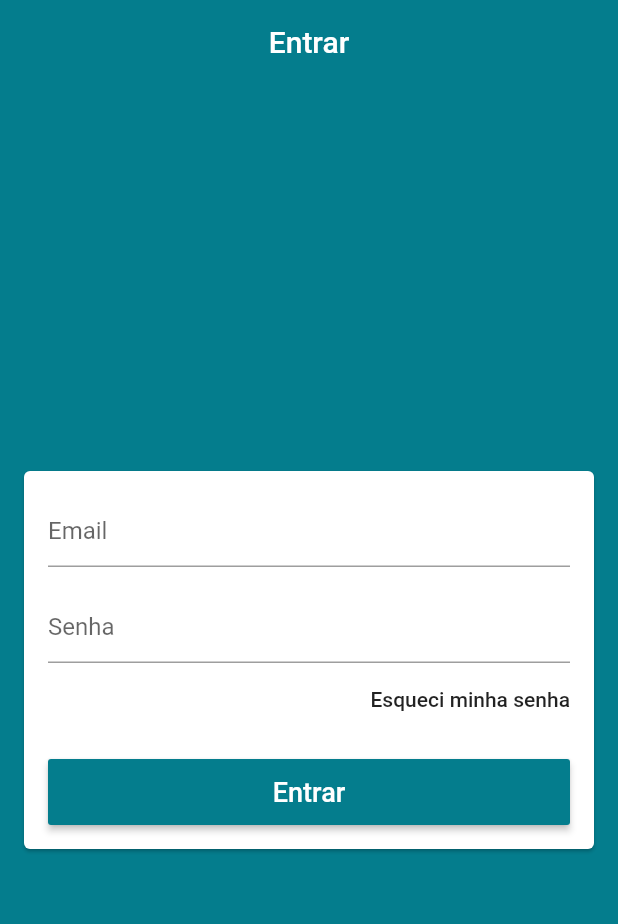
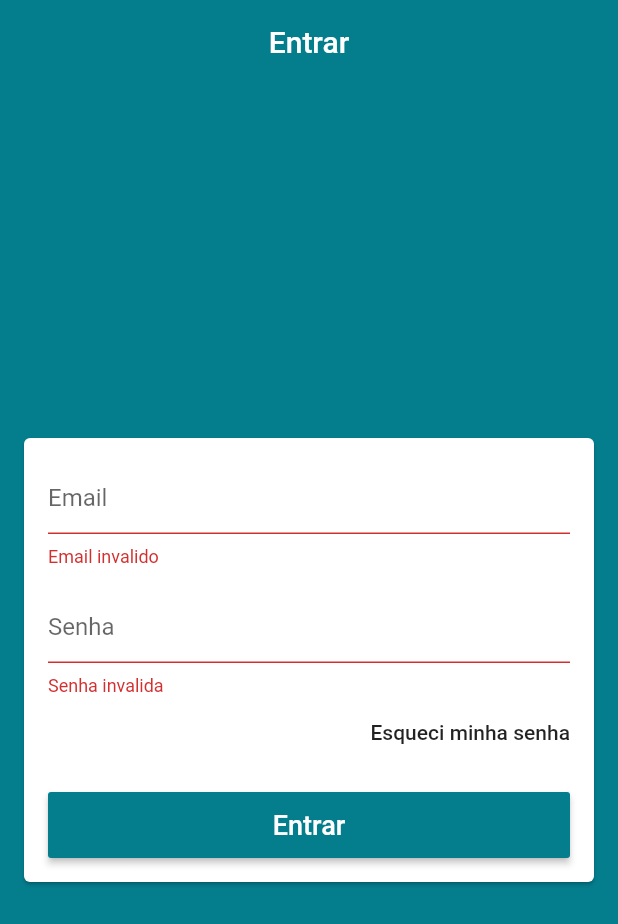
Before and after one commit to td-santos/Loja_virtual_Flutter, a Flutter app: the screen it shows after launch, after a tap on "Entrar", on a phone screen of 412 x 824 dp. Shown: the top 924 px of the screen. Run offline on Flutter 3.47's test engine with Material 2 defaults, Android fonts, the phone set to English and light mode, and no system bars; our stand-ins replace cloud_firestore, firebase_auth; accounts and stored records are empty.

Commit message:
commit auth
- adicionando autenticaçao no login

```diff
--- /dev/null
+++ b/virtual_store/lib/hepers/validators.dart
@@ -0,0 +1,7 @@
+import 'dart:collection';
+
+bool emailValid(String email){
+  final RegExp regex = RegExp(r"^(([^<>()[\]\\.,;:\s@\']+(\.[^<>()[\]\\.,;:\s@\']+)*)|(\'.+\'))@((\[[0-9]{1,3}\.[0-9]{1,3}\.[0-9]{1,3}\.[0-9]{1,3}\])|(([a-zA-Z\-0-9]+\.)+[a-zA-Z]{2,}))$");
+
+  return regex.hasMatch(email);
+}
--- a/virtual_store/lib/main.dart
+++ b/virtual_store/lib/main.dart
@@ -1,8 +1,10 @@
 import 'package:cloud_firestore/cloud_firestore.dart';
 import 'package:flutter/material.dart';
+import 'package:provider/provider.dart';
+import 'package:virtual_store/models/user_manager.dart';
 import 'package:virtual_store/screens/base/base_screen.dart';
 
-void main() async{
+void main() async {
   runApp(MyApp());
 
   //.add -> id unico no firebase
@@ -32,30 +34,30 @@ void main() async{
 
   //Observar mudança numa coleçao e chamar a ação codificada no listen
   Firestore.instance.collection('pedidos').snapshots().listen((snapshot) {
-    for(DocumentSnapshot document in snapshot.documents){
+    for (DocumentSnapshot document in snapshot.documents) {
       print(document.data);
     }
   });
-
 }
 
 class MyApp extends StatelessWidget {
   // This widget is the root of your application.
   @override
   Widget build(BuildContext context) {
-    return MaterialApp(
+    return ChangeNotifierProvider(
+      create: (_) => UserManager(),
+      child: MaterialApp(
         title: 'Loja Virtual',
         debugShowCheckedModeBanner: false,
         theme: ThemeData(
           primaryColor: Color.fromARGB(255, 4, 125, 141),
           scaffoldBackgroundColor: Color.fromARGB(255, 4, 125, 141),
-        appBarTheme: AppBarTheme(
-          elevation: 0
-        ),
+          appBarTheme: AppBarTheme(elevation: 0),
           //primarySwatch: Colors.blue,
           visualDensity: VisualDensity.adaptivePlatformDensity,
         ),
         home: BaseScreen(),
+      ),
     );
   }
 }
--- a/virtual_store/lib/models/page_manager.dart
+++ b/virtual_store/lib/models/page_manager.dart
@@ -2,7 +2,7 @@ import 'package:flutter/material.dart';
 
 class PageManager{
 
-  PageController _pageController;
+  final PageController _pageController;
   int page = 0;
 
   PageManager(this._pageController);
--- /dev/null
+++ b/virtual_store/lib/models/user.dart
@@ -0,0 +1,6 @@
+class User{
+  String email;
+  String senha;
+
+  User({this.email,this.senha});
+}
--- /dev/null
+++ b/virtual_store/lib/models/user_manager.dart
@@ -0,0 +1,54 @@
+import 'package:firebase_auth/firebase_auth.dart';
+import 'package:flutter/material.dart';
+import 'package:flutter/services.dart';
+import 'package:virtual_store/hepers/firebase_errors.dart';
+import 'package:virtual_store/models/user.dart';
+
+class UserManager extends ChangeNotifier {
+  UserManager() {
+    _loadCurrentUser();
+  }
+
+  final FirebaseAuth auth = FirebaseAuth.instance;
+  FirebaseUser user;
+
+  bool _loading = false;
+  bool get loading => _loading;
+
+  set loading(bool value) {
+    _loading = value;
+
+    notifyListeners();
+  }
+
+  /*void setLoading(bool value){
+    _loading = value;
+    notifyListeners();
+  }*/
+
+  Future<void> signIn({User user, Function onFail, Function onSuccess}) async {
+    //setLoading(true);
+    loading = true;
+    try {
+      final AuthResult result = await auth.signInWithEmailAndPassword(
+          email: user.email, password: user.senha);
+
+      this.user = result.user;
+
+      onSuccess();
+    } on PlatformException catch (e) {
+      onFail(getErrorString(e.code));
+    }
+    //setLoading(false);
+    loading = false;
+  }
+
+  Future<void> _loadCurrentUser() async {
+    final FirebaseUser currentUser = await auth.currentUser();
+    if (currentUser != null) {
+      user = currentUser;
+      print(user.uid);
+    }
+    notifyListeners();
+  }
+}
--- a/virtual_store/lib/screens/login/login_screen.dart
+++ b/virtual_store/lib/screens/login/login_screen.dart
@@ -1,9 +1,22 @@
 import 'package:flutter/material.dart';
+import 'package:virtual_store/hepers/validators.dart';
+import 'package:provider/provider.dart';
+import 'package:virtual_store/models/user.dart';
+import 'package:virtual_store/models/user_manager.dart';
 
 class LoginScreen extends StatelessWidget {
+
+  final GlobalKey<FormState> formKey = GlobalKey<FormState>();
+  final GlobalKey<ScaffoldState> scafoldKey = GlobalKey<ScaffoldState>();
+  TextEditingController controllerEmail = TextEditingController();
+  TextEditingController controllerSenha = TextEditingController();
+
+
+
   @override
   Widget build(BuildContext context) {
     return Scaffold(
+      key: scafoldKey,
       appBar: AppBar(
         title: Text('Entrar'),
         centerTitle: true,
@@ -11,15 +24,25 @@ class LoginScreen extends StatelessWidget {
       body: Center(
         child: Card(
           margin: EdgeInsets.symmetric(horizontal: 16),
-          child: ListView(
+          child: Form(
+            key: formKey,
+            child: Consumer<UserManager>(
+              builder: (_,userManager,__){
+                return ListView(
               shrinkWrap: true,
               padding: EdgeInsets.all(16),
               children: <Widget>[
                 TextFormField(
+                  enabled: !userManager.loading,
+                  controller: controllerEmail,
                   keyboardType: TextInputType.emailAddress,
                   autocorrect: false,
-                validator: (email){
+                  validator: (email) {
+                    if (!emailValid(email)) {
+                      return 'Email invalido';
+                    } else {
                       return null;
+                    }
                   },
                   decoration: InputDecoration(
                     hintText: 'Email',
@@ -27,13 +50,15 @@ class LoginScreen extends StatelessWidget {
                 ),
                 SizedBox(height: 16),
                 TextFormField(
+                  enabled: !userManager.loading,
+                  controller: controllerSenha,
                   keyboardType: TextInputType.emailAddress,
                   autocorrect: false,
                   obscureText: true,
-                validator: (pass){
-                  if(pass.isEmpty || pass.length < 6){
+                  validator: (pass) {
+                    if (pass.isEmpty || pass.length < 6) {
                       return 'Senha invalida';
-                  }else{
+                    } else {
                       return null;
                     }
                   },
@@ -45,26 +70,50 @@ class LoginScreen extends StatelessWidget {
                   alignment: Alignment.centerRight,
                   child: FlatButton(
                       padding: EdgeInsets.zero,
-                  onPressed: (){
-
-                  }
-                , child: Text('Esqueci minha senha')),
+                      onPressed: () {},
+                      child: Text('Esqueci minha senha')),
                 ),
                 SizedBox(height: 16),
                 SizedBox(
                   height: 44,
                   child: RaisedButton(
-                  onPressed: (){
-
+                    color: Theme.of(context).primaryColor,
+                    disabledColor: Theme.of(context).primaryColor.withAlpha(80),
+                    onPressed: userManager.loading? null :() {
+                      if(formKey.currentState.validate()){
+                        //context.read<UserManager>().signIn(
+                          userManager.signIn(
+                          user: User(email: controllerEmail.text, senha: controllerSenha.text),
+                          onFail: (e){
+                            scafoldKey.currentState.showSnackBar(
+                              SnackBar(
+                                content: Text('Falha ao entrar: $e'),
+                                backgroundColor: Colors.red,
+                              )
+                            );
                           },
-                  color: Theme.of(context).primaryColor,
+                          onSuccess: (){
+                            // TODO: FECHAR TELA
+                          }
+                        );
+                      }
+                    },
                     textColor: Colors.white,
-                  child: Text('Entrar',style: TextStyle(
-                    fontSize: 18
-                  ),),
+                    child: userManager.loading
+                    ? CircularProgressIndicator(
+                      strokeWidth: 1,
+                      valueColor: AlwaysStoppedAnimation(Theme.of(context).primaryColor),
+                    )
+                    : Text(
+                      'Entrar',
+                      style: TextStyle(fontSize: 18),
+                    ),
                   ),
                 )
               ],
+            );
+              }
+              ),
           ),
         ),
       ),
```
Also changed, not shown: virtual_store/lib/hepers/firebase_errors.dart (added, +25 -0 lines). Lines whose indentation alone changed are shown as unchanged.
